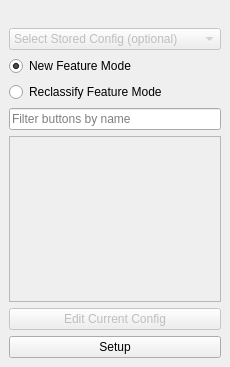
The window that gui/ProductionTools/Toolboxes/FieldToolBox/field_toolbox.ui (dsgoficial/DsgTools) describes before a commit, drawn with Qt 5.
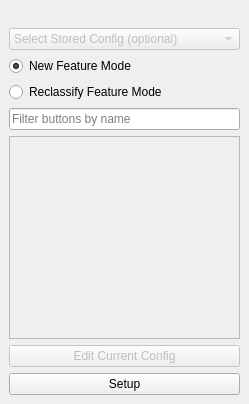
The same window after the commit. Custom widgets are drawn as their Qt base class.

Commit message: raster layer fix on field toolbox and size adjustment

```diff
--- a/gui/ProductionTools/Toolboxes/FieldToolBox/field_toolbox.ui
+++ b/gui/ProductionTools/Toolboxes/FieldToolBox/field_toolbox.ui
@@ -6,13 +6,13 @@
    <rect>
     <x>0</x>
     <y>0</y>
-    <width>230</width>
-    <height>367</height>
+    <width>249</width>
+    <height>404</height>
    </rect>
   </property>
   <property name="minimumSize">
    <size>
-    <width>229</width>
+    <width>0</width>
     <height>362</height>
    </size>
   </property>
@@ -87,8 +87,8 @@
         <rect>
          <x>0</x>
          <y>0</y>
-         <width>210</width>
-         <height>99</height>
+         <width>223</width>
+         <height>144</height>
         </rect>
        </property>
        <layout class="QGridLayout" name="gridLayout_2"/>
```
The commit also changes 1 other file.
